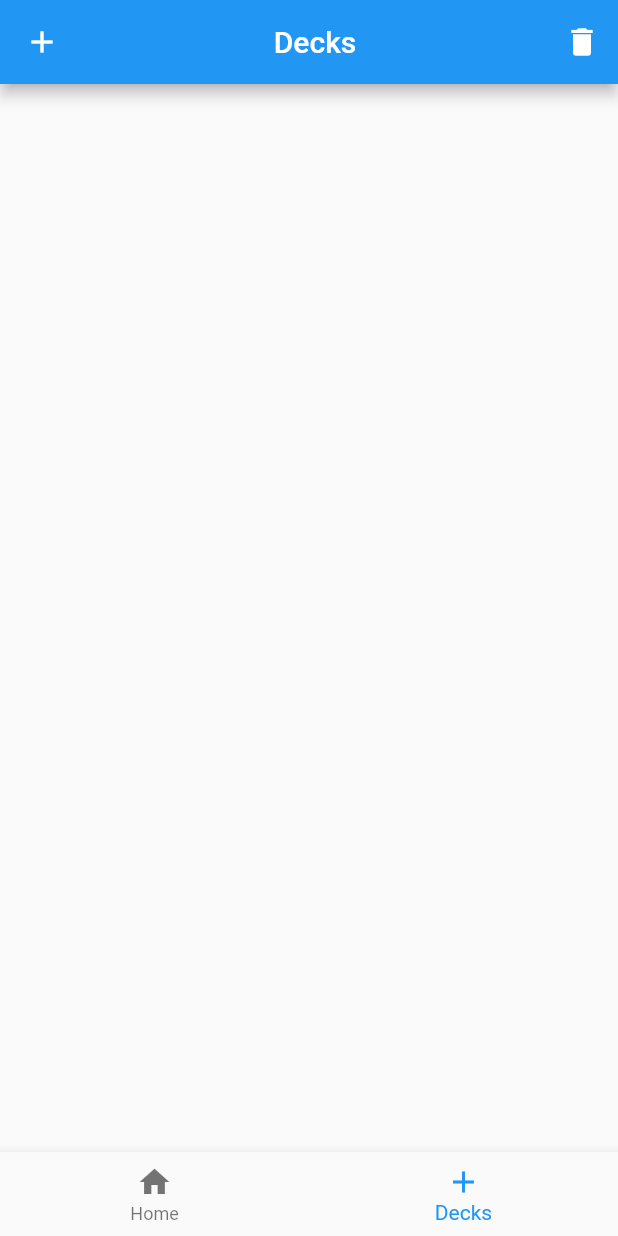
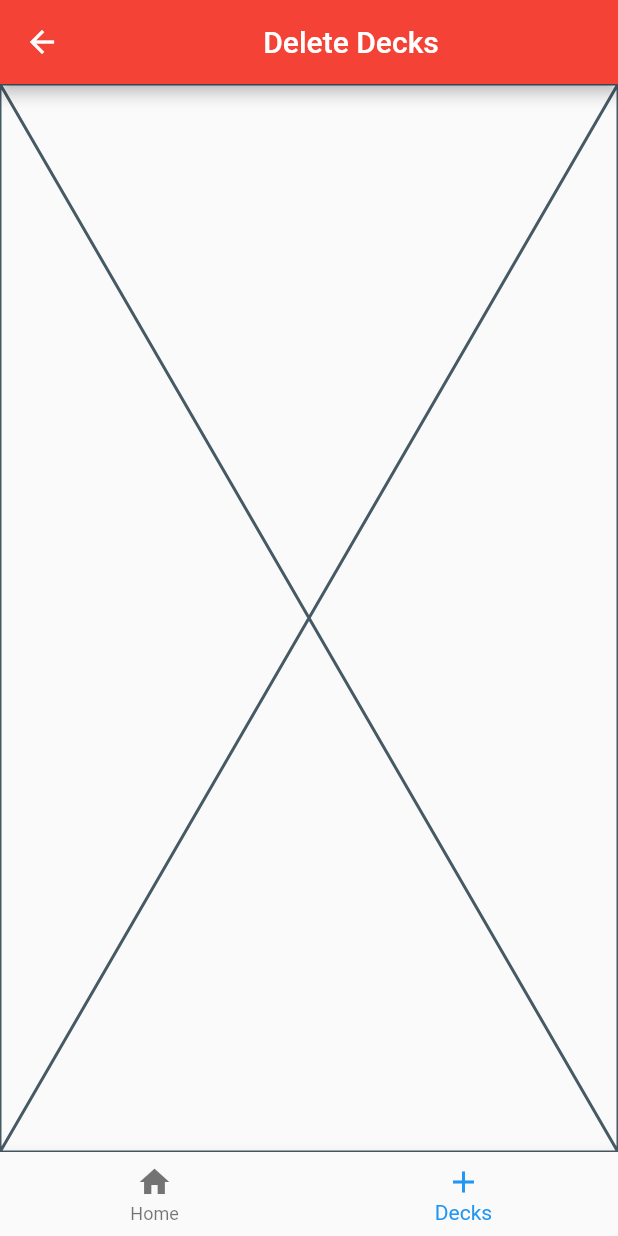
Before and after one commit to SynapseProgramming/membit, a Flutter app: the DeckScreen screen opened by its route, after a tap on the "delete" icon, on a phone screen of 412 x 824 dp. Run offline on Flutter 3.47's test engine with Material 2 defaults, Android fonts, the phone set to English and light mode, and no system bars; our stand-ins replace auto_route, isar; accounts and stored records are empty; generated files the repository leaves out were written again.

Commit message:
Added in a delete deck widget

```diff
--- a/lib/deckscreen.dart
+++ b/lib/deckscreen.dart
@@ -5,6 +5,32 @@ import 'package:membit/entities/deck.dart';
 import 'package:membit/isardb.dart';
 import 'package:membit/main.dart';
 import 'package:membit/router.gr.dart';
+
+@RoutePage()
+class DeleteDeckScreen extends StatefulWidget {
+  const DeleteDeckScreen({super.key});
+
+  @override
+  State<DeleteDeckScreen> createState() => _DeleteDeckScreenState();
+}
+
+class _DeleteDeckScreenState extends State<DeleteDeckScreen> {
+  @override
+  Widget build(BuildContext context) {
+    var router = context.router;
+    return Scaffold(
+        appBar: AppBar(
+          backgroundColor: Colors.red,
+          leading: IconButton(
+              onPressed: () {
+                router.pop();
+              },
+              icon: const Icon(Icons.arrow_back)),
+          title: Center(child: Text("Delete Decks")),
+        ),
+        body: const Placeholder());
+  }
+}
 
 @RoutePage()
 class CreatedeckScreen extends StatefulWidget {
@@ -157,7 +183,11 @@ class DeckScreen extends StatelessWidget {
                 },
                 icon: const Icon(Icons.add)),
             actions: [
-              IconButton(onPressed: () {}, icon: const Icon(Icons.delete)),
+              IconButton(
+                  onPressed: () {
+                    router.navigate(DeleteDeckRoute());
+                  },
+                  icon: const Icon(Icons.delete)),
             ],
             title: const Center(
               child: Text(
--- a/lib/router.dart
+++ b/lib/router.dart
@@ -15,12 +15,13 @@ class AppRouter extends $AppRouter {
                 children: [
                   AutoRoute(
                       path: 'list', page: DeckListRoute.page, initial: true),
-                  AutoRoute(path: 'create', page: CreatedeckRoute.page)
+                  AutoRoute(path: 'create', page: CreatedeckRoute.page),
                 ],
                 initial: true),
             AutoRoute(path: 'deckmenu', page: DeckMenuRoute.page),
             AutoRoute(path: 'addcard', page: AddCardRoute.page),
-            AutoRoute(path: 'deletecard', page: DeleteCardRoute.page)
+            AutoRoute(path: 'deletecard', page: DeleteCardRoute.page),
+            AutoRoute(path: 'deletedeck', page: DeleteDeckRoute.page)
           ])
         ])
       ];
```
Also changed, not shown: lib/router.gr.dart.
